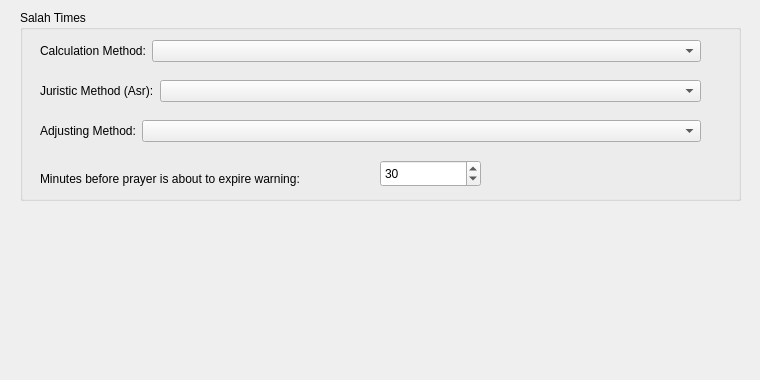
Qt form extensions/salah/settings_tab_widget_form.ui (abumq/project-islam) before a commit.
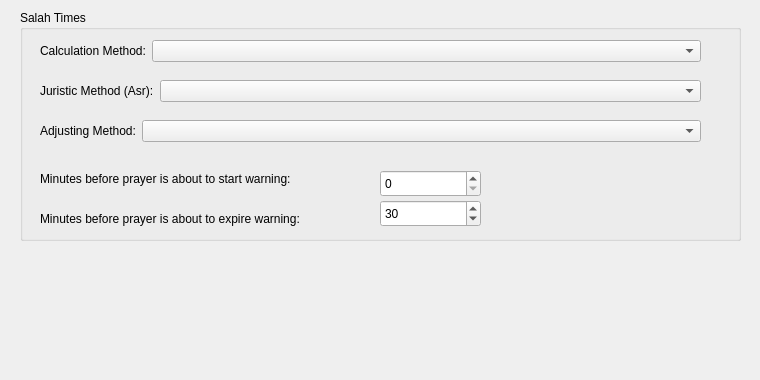
The same form after that commit.

What changed in the file:
```diff
--- a/extensions/salah/settings_tab_widget_form.ui
+++ b/extensions/salah/settings_tab_widget_form.ui
@@ -31,7 +31,7 @@
      <x>20</x>
      <y>10</y>
      <width>721</width>
-     <height>191</height>
+     <height>231</height>
     </rect>
    </property>
    <property name="title">
@@ -110,7 +110,7 @@
     <property name="geometry">
      <rect>
       <x>20</x>
-      <y>160</y>
+      <y>200</y>
       <width>341</width>
       <height>17</height>
      </rect>
@@ -123,7 +123,7 @@
     <property name="geometry">
      <rect>
       <x>360</x>
-      <y>150</y>
+      <y>190</y>
       <width>101</width>
       <height>27</height>
      </rect>
@@ -135,6 +135,35 @@
      <number>30</number>
     </property>
    </widget>
+   <widget class="QLabel" name="label_5">
+    <property name="geometry">
+     <rect>
+      <x>20</x>
+      <y>160</y>
+      <width>331</width>
+      <height>17</height>
+     </rect>
+    </property>
+    <property name="text">
+     <string>Minutes before prayer is about to start warning:</string>
+    </property>
+   </widget>
+   <widget class="QSpinBox" name="spnMinPrayerStart">
+    <property name="geometry">
+     <rect>
+      <x>360</x>
+      <y>160</y>
+      <width>101</width>
+      <height>27</height>
+     </rect>
+    </property>
+    <property name="maximum">
+     <number>500</number>
+    </property>
+    <property name="singleStep">
+     <number>10</number>
+    </property>
+   </widget>
   </widget>
  </widget>
  <resources/>
```
